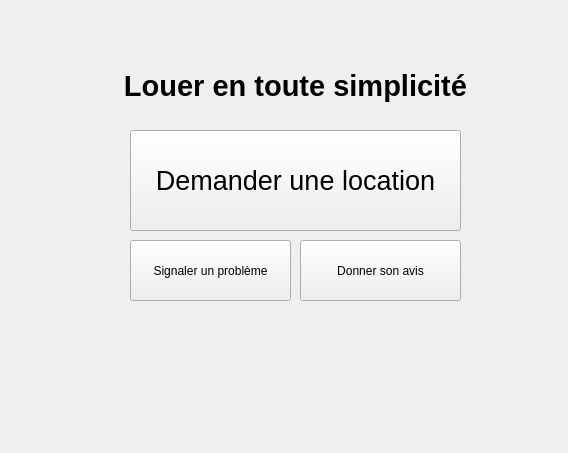
Qt form fenetreprincipale.ui (TitiCrou/TAC) before a commit.
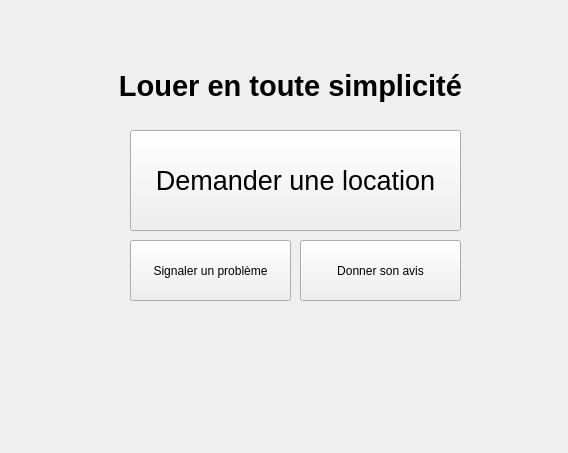
The same form after that commit.

Commit message: ajout début interface opérateur + restructuration code

```diff
--- a/fenetreprincipale.ui
+++ b/fenetreprincipale.ui
@@ -71,7 +71,7 @@
      <rect>
       <x>50</x>
       <y>50</y>
-      <width>491</width>
+      <width>481</width>
       <height>71</height>
      </rect>
     </property>
```
The commit also changes 3 other files.
